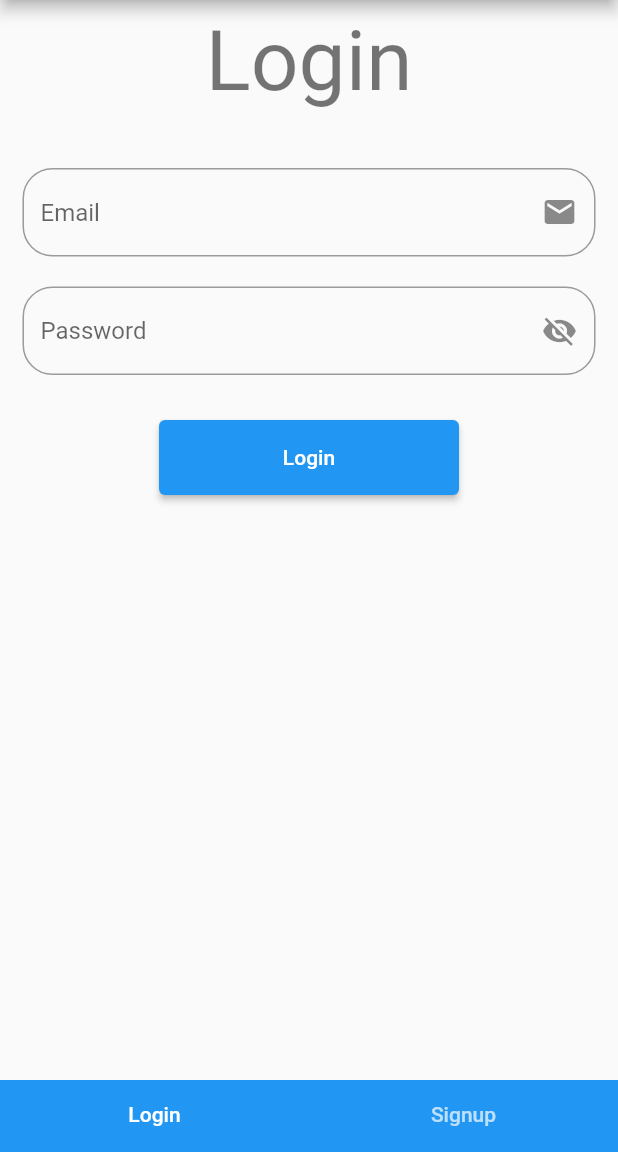
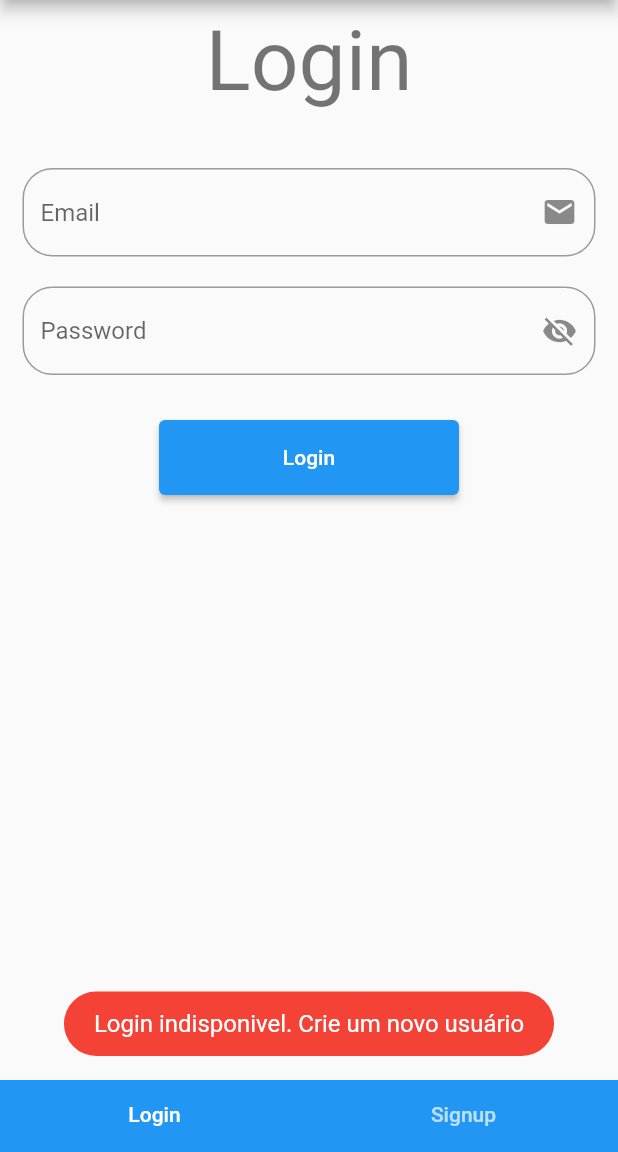
Before and after one commit to VitorEstevam/app-cinco-contatos, a Flutter app: the screen it shows after launch, after a tap on "Login", on a phone screen of 412 x 824 dp, the part 84-1236 px from its top. Run offline on Flutter 3.47's test engine with Material 2 defaults, Android fonts, the light colour scheme and no system bars; our stand-ins replace flutter_mobx, fluttertoast, mobx; accounts and stored records are empty; generated files the repository leaves out were written again.

Commit message:
add fake login

```diff
--- a/lib/main.dart
+++ b/lib/main.dart
@@ -1,10 +1,10 @@
-import 'package:cinco_contatos/counter.dart';
-import 'package:cinco_contatos/login/login_page.dart';
-import 'package:cinco_contatos/login/signupPage.dart';
-import 'package:cinco_contatos/screen1.dart';
 import 'package:flutter/material.dart';
 import 'package:flutter_mobx/flutter_mobx.dart';
 import 'package:provider/provider.dart';
+
+import 'models/userStore.dart';
+import 'pages/contacts/contacts_page.dart';
+import 'pages/login/enter_page.dart';
 
 void main() {
   runApp(AppProvider());
@@ -17,57 +17,29 @@ class AppProvider extends StatelessWidget {
   Widget build(BuildContext context) {
     return MultiProvider(
       providers: [
-        Provider<Counter>(create: (_) => Counter()),
+        Provider<UserStore>(create: (_) => UserStore()),
       ],
-      child: MyApp(),
+      child: MaterialApp(
+        title: 'Cinco contatos',
+        theme: ThemeData.light(),
+        home: MyApp(),
+      ),
     );
   }
 }
 
 class MyApp extends StatelessWidget {
-  @override
-  Widget build(BuildContext context) {
-    // context.read<Counter>().getValueFromMemory();
-
-    return MaterialApp(
-      title: 'Cinco contatos',
-      theme: ThemeData.light(),
-      home: DefaultTabController(
-        length: 2,
-        child: appCanvas(),
-      ),
-    );
-  }
-}
-
-class appCanvas extends StatelessWidget {
-  const appCanvas({
+  const MyApp({
     Key? key,
   }) : super(key: key);
 
   @override
   Widget build(BuildContext context) {
-    return Scaffold(
-      appBar: AppBar(
-        backgroundColor: Theme.of(context).primaryColor,
-        title: const Text('Cinco contatos'),
-      ),
-      body: TabBarView(
-        children: [
-          Builder(builder: (context) => LoginPage()),
-          Builder(builder: (context) => SignupPage()),
-        ],
-      ),
-      bottomNavigationBar: Container(
-        color: Theme.of(context).primaryColor,
-        child: const TabBar(
-          // indicatorColor: Colors.white,
-          tabs: [
-            Tab(icon: Text("Login")),
-            Tab(icon: Text("Signup")),
-          ],
-        ),
-      ),
-    );
+    return Observer(builder: (context) {
+      if (context.watch<UserStore>().user == null)
+        return Builder(builder: (context) => EnterPage());
+      else
+        return Builder(builder: (context) => ContactsPage());
+    });
   }
 }
--- /dev/null
+++ b/lib/pages/login/enter_page.dart
@@ -0,0 +1,37 @@
+import 'package:flutter/material.dart';
+
+import 'login_page.dart';
+import 'signupPage.dart';
+
+class EnterPage extends StatelessWidget {
+  const EnterPage({Key? key}) : super(key: key);
+
+  @override
+  Widget build(BuildContext context) {
+    return DefaultTabController(
+      length: 2,
+      child: Scaffold(
+        appBar: AppBar(
+          backgroundColor: Theme.of(context).primaryColor,
+          title: const Text('Cinco contatos'),
+        ),
+        body: TabBarView(
+          children: [
+            Builder(builder: (context) => LoginPage()),
+            Builder(builder: (context) => SignupPage()),
+          ],
+        ),
+        bottomNavigationBar: Container(
+          color: Theme.of(context).primaryColor,
+          child: const TabBar(
+            // indicatorColor: Colors.white,
+            tabs: [
+              Tab(icon: Text("Login")),
+              Tab(icon: Text("Signup")),
+            ],
+          ),
+        ),
+      ),
+    );
+  }
+}
--- a/lib/login/signupPage.dart
+++ b/lib/pages/login/login_page.dart
@@ -1,11 +1,12 @@
 import 'package:flutter/material.dart';
+import 'package:fluttertoast/fluttertoast.dart';
 
-class SignupPage extends StatefulWidget {
+class LoginPage extends StatefulWidget {
   @override
-  _SignupPageState createState() => _SignupPageState();
+  _LoginPageState createState() => _LoginPageState();
 }
 
-class _SignupPageState extends State<SignupPage> {
+class _LoginPageState extends State<LoginPage> {
   @override
   Widget build(BuildContext context) {
     return SingleChildScrollView(
@@ -17,25 +18,13 @@ class _SignupPageState extends State<SignupPage> {
             Padding(
               padding: const EdgeInsets.all(8.0),
               child: Text(
-                'Signup',
+                'Login',
                 textAlign: TextAlign.center,
                 style: Theme.of(context).textTheme.headline2,
               ),
             ),
             SizedBox(
               height: 30.0,
-            ),
-            TextField(
-              decoration: InputDecoration(
-                hintText: 'Name',
-                suffixIcon: Icon(Icons.account_circle),
-                border: OutlineInputBorder(
-                  borderRadius: BorderRadius.circular(20.0),
-                ),
-              ),
-            ),
-            SizedBox(
-              height: 20.0,
             ),
             TextField(
               decoration: InputDecoration(
@@ -63,12 +52,21 @@ class _SignupPageState extends State<SignupPage> {
               height: 30.0,
             ),
             ElevatedButton(
-              child: Text('Signup'),
+              child: Text('Login'),
               style: ButtonStyle(
                   minimumSize: MaterialStateProperty.all(Size(200, 50)),
                   backgroundColor: MaterialStateProperty.all(
                       Theme.of(context).primaryColor)),
-              onPressed: () {},
+              onPressed: () {
+                Fluttertoast.showToast(
+                    msg: "Login indisponivel. Crie um novo usuário",
+                    toastLength: Toast.LENGTH_SHORT,
+                    gravity: ToastGravity.SNACKBAR,
+                    timeInSecForIosWeb: 1,
+                    backgroundColor: Colors.red,
+                    textColor: Colors.white,
+                    fontSize: 16.0);
+              },
             ),
           ],
         ),
--- a/pubspec.yaml
+++ b/pubspec.yaml
@@ -28,8 +28,8 @@ dependencies:
   provider: ^5.0.0
   shared_preferences: ^2.0.6
 
-  # The following adds the Cupertino Icons font to your application.
-  # Use with the CupertinoIcons class for iOS style icons.
+  fluttertoast: ^8.0.7
+
   cupertino_icons: ^1.0.2
 
 dev_dependencies:
```
Also changed, not shown: lib/counter.dart (deleted, +0 -40 lines), lib/models/userStore.dart (+4 -35 lines), lib/pages/contacts/contacts_page.dart (added, +40 -0 lines), lib/pages/login/signupPage.dart (renamed from lib/login/login_page.dart, +38 -6 lines), lib/screen1.dart (deleted, +0 -33 lines), lib/counter.g.dart (deleted), lib/models/userStore.g.dart, pubspec.lock, 1 other file.
